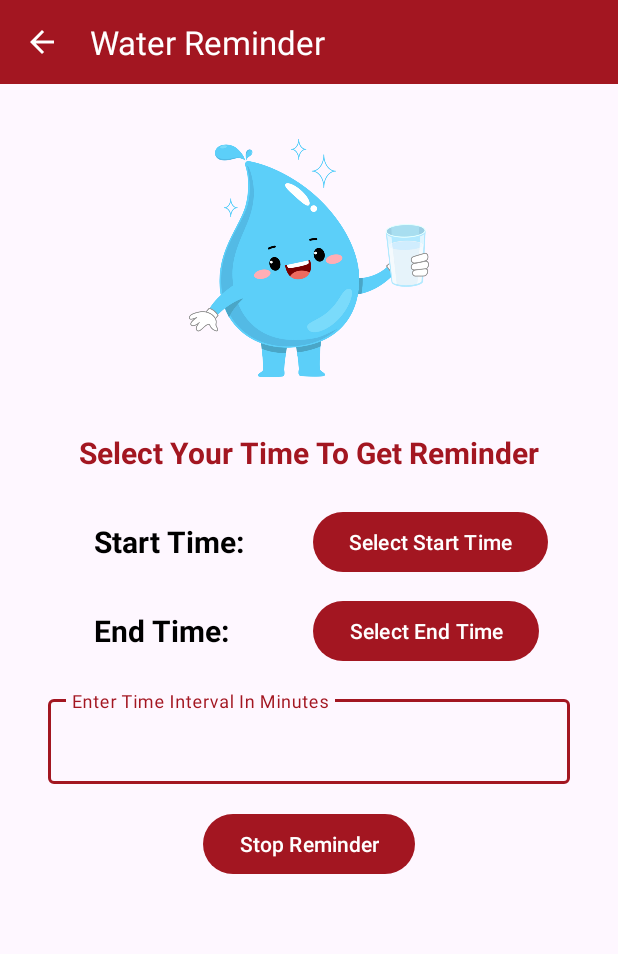
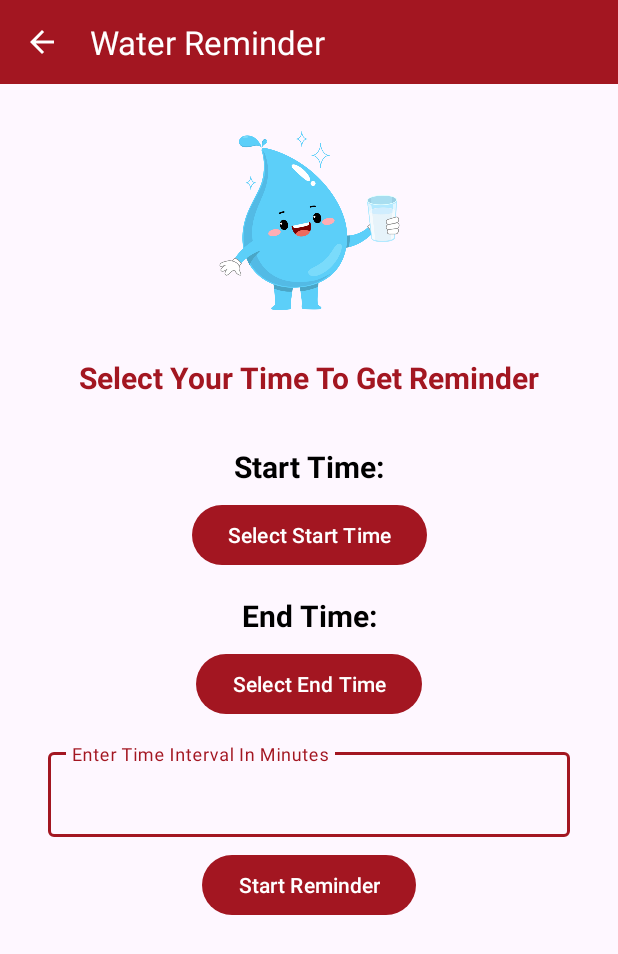
Before and after one commit to sagar727/bodyworks, an Android app: the WaterReminderActivity screen opened directly, with no data from a screen before it, after a tap on "Start Reminder", on a phone screen of 412 x 824 dp. Shown: the top 954 px of the screen. Run offline under Robolectric (Android 15) with nearby library versions, the phone set to English and light mode, and no system bars.

Commit message:
Water Reminder Language Display Bug Fixed, Start Reminder Button Crash When Start Time, End Time and Interval Not Selected Bug Fixed.

```diff
--- a/app/src/main/java/com/example/bodyworks/views/waterReminder/WaterReminderActivity.kt
+++ b/app/src/main/java/com/example/bodyworks/views/waterReminder/WaterReminderActivity.kt
@@ -15,6 +15,7 @@
 import android.provider.Settings
 import android.widget.Button
 import android.widget.TextView
+import android.widget.Toast
 import androidx.appcompat.app.AppCompatActivity
 import androidx.core.app.ActivityCompat
 import androidx.core.app.NotificationCompat
@@ -51,6 +52,9 @@
     private val reminderEndHourKey = "reminderEndHour"
     private val reminderEndMinuteKey = "reminderEndMinute"
     private val intervalKey = "interval"
+
+    private var isStartTimeSelected = false
+    private var isEndTimeSelected = false
 
     companion object {
         const val MY_PERMISSIONS_REQUEST_SEND_NOTIFICATION = 1001
@@ -101,6 +105,16 @@
         }
 
         btnStartReminder.setOnClickListener {
+            // Opening notification settings if notifications are off
+            if (!isNotificationEnabled()) {
+                Toast.makeText(
+                    applicationContext,
+                    "Please Allow App To Send Notifications",
+                    Toast.LENGTH_SHORT
+                ).show()
+                openNotificationSettings()
+            } else {
+                if (isStartTimeSelected && isEndTimeSelected) {
                     if (Build.VERSION.SDK_INT >= Build.VERSION_CODES.O) {
                         if (ContextCompat.checkSelfPermission(
                                 this,
@@ -118,36 +132,38 @@
                             // Permission has already been granted
                             // Proceed with sending the notification
                             if (!isReminderSet()) {
-                        savePreferences()
                                 scheduleNotification()
-                        updateButton()
                             } else {
                                 cancelNotification()
-                        clearPreferences()
-                        updateButton()
                             }
                         }
                     } else {
                         // For devices running on lower API levels, no explicit permission is required
                         if (!isReminderSet()) {
-                    savePreferences()
                             scheduleNotification()
-                    updateButton()
                         } else {
                             cancelNotification()
-                    clearPreferences()
-                    updateButton()
                         }
                     }
-
-            // Opening notification settings if notifications are off
-            if (!isNotificationEnabled()) {
-                openNotificationSettings()
+                } else {
+                    Toast.makeText(
+                        applicationContext,
+                        "Please Select Start Time And End Time To Set Reminder",
+                        Toast.LENGTH_SHORT
+                    ).show()
+                }
             }
         }
     }
 
     private fun scheduleNotification() {
+        if(timeIntervalInputTxt.text.toString() != "" &&  timeIntervalInputTxt.text.toString() != "0" && timeIntervalInputTxt.text.toString().toInt() > 0) {
+            //Saving Preferences
+            savePreferences()
+
+            //Updating Button To Stop Reminder
+            updateButton()
+
             val manager: AlarmManager = getSystemService(Context.ALARM_SERVICE) as AlarmManager
             val calendar = Calendar.getInstance()
             val currentTime = Calendar.getInstance()
@@ -175,15 +191,23 @@
             endTimeCalendar.set(Calendar.SECOND, 0)
 
             if (endTimeCalendar.before(currentTime)) {
-            endTimeCalendar.add(Calendar.DATE, 1) // Set to next day if time has already passed today
+                endTimeCalendar.add(
+                    Calendar.DATE,
+                    1
+                ) // Set to next day if time has already passed today
             }
 
             manager.set(AlarmManager.RTC_WAKEUP, endTimeCalendar.timeInMillis, endAlarmPendingIntent)
+        }else {
+            Toast.makeText(applicationContext, "Please Select Valid Time Interval In Minutes", Toast.LENGTH_SHORT).show()
+            updateButton()
+        }
     }
 
 
     private fun isNotificationEnabled(): Boolean {
-        val notificationManager = getSystemService(Context.NOTIFICATION_SERVICE) as NotificationManager
+        val notificationManager =
+            getSystemService(Context.NOTIFICATION_SERVICE) as NotificationManager
 
         return if (Build.VERSION.SDK_INT >= Build.VERSION_CODES.O) {
             notificationManager.areNotificationsEnabled()
@@ -195,9 +219,15 @@
             )
             val opPostNotificationValue = appOpsClass.getDeclaredField("OP_POST_NOTIFICATION")
             val value = opPostNotificationValue.get(Int::class.java) as Int
-            checkOpNoThrowMethod.invoke(appOps, value, this.applicationInfo.uid, this.packageName) as Int == AppOpsManager.MODE_ALLOWED
+            checkOpNoThrowMethod.invoke(
+                appOps,
+                value,
+                this.applicationInfo.uid,
+                this.packageName
+            ) as Int == AppOpsManager.MODE_ALLOWED
         }
     }
+
     private fun openNotificationSettings() {
         val intent = Intent()
         when {
@@ -205,11 +235,13 @@
                 intent.action = Settings.ACTION_APP_NOTIFICATION_SETTINGS
                 intent.putExtra(Settings.EXTRA_APP_PACKAGE, packageName)
             }
+
             Build.VERSION.SDK_INT >= Build.VERSION_CODES.LOLLIPOP -> {
                 intent.action = "android.settings.APP_NOTIFICATION_SETTINGS"
                 intent.putExtra("app_package", packageName)
                 intent.putExtra("app_uid", applicationInfo.uid)
             }
+
             else -> {
                 intent.action = Settings.ACTION_APPLICATION_DETAILS_SETTINGS
                 intent.addCategory(Intent.CATEGORY_DEFAULT)
@@ -238,10 +270,12 @@
                 txtViewStartTime.text = "$hour:$minute"
                 reminderStartHour = picker.hour
                 reminderStartMinute = picker.minute
+                isStartTimeSelected = true
             } else {
                 txtViewEndTime.text = "$hour:$minute"
                 reminderEndHour = picker.hour
                 reminderEndMinute = picker.minute
+                isEndTimeSelected = true
             }
         }
     }
@@ -275,17 +309,25 @@
             reminderEndMinute = sharedPreferences.getInt(reminderEndMinuteKey, 0)
             timeIntervalInputTxt.setText(sharedPreferences.getString(intervalKey, ""))
 
-            if(reminderStartHour != 0){
-                var startHour: String = if (reminderStartHour <= 9) "0$reminderEndHour" else "$reminderEndHour"
-                var endHour: String = if (reminderEndHour <= 9) "0$reminderEndHour" else "$reminderEndHour"
-                var startMinute: String = if (reminderStartMinute <= 9) "0$reminderStartMinute" else "$reminderStartMinute"
-                var endMinute: String = if (reminderEndMinute <= 9) "0$reminderEndMinute" else "$reminderEndMinute"
+            if (reminderStartHour != 0) {
+                var startHour: String =
+                    if (reminderStartHour <= 9) "0$reminderEndHour" else "$reminderEndHour"
+                var endHour: String =
+                    if (reminderEndHour <= 9) "0$reminderEndHour" else "$reminderEndHour"
+                var startMinute: String =
+                    if (reminderStartMinute <= 9) "0$reminderStartMinute" else "$reminderStartMinute"
+                var endMinute: String =
+                    if (reminderEndMinute <= 9) "0$reminderEndMinute" else "$reminderEndMinute"
 
                 txtViewStartTime.text = "$startHour:$startMinute"
                 txtViewEndTime.text = "$endHour:$endMinute"
-            }else {
+                isStartTimeSelected = true
+                isEndTimeSelected = true
+            } else {
                 txtViewStartTime.text = "Start Time: "
                 txtViewEndTime.text = "End Time: "
+                isStartTimeSelected = false
+                isEndTimeSelected = false
             }
         }
     }
@@ -299,6 +341,16 @@
     }
 
     private fun cancelNotification() {
+        //Clearing Preferences
+        clearPreferences()
+        //Updating Button To Start Reminder
+        updateButton()
+
+        //Resetting TextViews as Default
+        txtViewStartTime.text = "Start Time: "
+        txtViewEndTime.text = "End Time: "
+        timeIntervalInputTxt.setText("")
+
         val manager: AlarmManager = getSystemService(Context.ALARM_SERVICE) as AlarmManager
         manager.cancel(startAlarmPendingIntent)
         manager.cancel(endAlarmPendingIntent)
--- a/app/src/main/res/layout/activity_water_reminder.xml
+++ b/app/src/main/res/layout/activity_water_reminder.xml
@@ -22,20 +22,24 @@
 
     <ImageView
         android:id="@+id/imageView"
-        android:layout_width="200dp"
-        android:layout_height="200dp"
+        android:layout_width="150dp"
+        android:layout_height="150dp"
         android:layout_marginTop="16dp"
         app:layout_constraintEnd_toEndOf="parent"
         app:layout_constraintStart_toStartOf="parent"
         app:layout_constraintTop_toBottomOf="@+id/waterReminderToolbar"
+        android:contentDescription="@string/water_drop_with_glass_image"
         app:srcCompat="@drawable/water_reminder" />
 
     <TextView
         android:id="@+id/txtViewWaterReminderTime"
-        android:layout_width="wrap_content"
+        android:layout_width="0dp"
         android:layout_height="wrap_content"
+        android:layout_marginStart="16dp"
         android:layout_marginTop="16dp"
+        android:layout_marginEnd="16dp"
         android:text="@string/get_reminder_title"
+        android:textAlignment="center"
         android:textColor="@color/primary"
         android:textSize="20sp"
         android:textStyle="bold"
@@ -47,14 +51,12 @@
         android:id="@+id/txtViewStartTime"
         android:layout_width="wrap_content"
         android:layout_height="wrap_content"
-        android:layout_marginStart="16dp"
         android:layout_marginTop="32dp"
         android:text="@string/start_time"
         android:textColor="@color/black"
         android:textSize="20sp"
         android:textStyle="bold"
-        app:layout_constraintEnd_toStartOf="@+id/btnStartTime"
-        app:layout_constraintHorizontal_bias="0.5"
+        app:layout_constraintEnd_toEndOf="parent"
         app:layout_constraintStart_toStartOf="parent"
         app:layout_constraintTop_toBottomOf="@+id/txtViewWaterReminderTime" />
 
@@ -62,33 +64,34 @@
         android:id="@+id/txtViewEndTime"
         android:layout_width="wrap_content"
         android:layout_height="wrap_content"
-        android:layout_marginTop="32dp"
+        android:layout_marginTop="16dp"
         android:text="@string/end_time"
         android:textColor="@color/black"
         android:textSize="20sp"
         android:textStyle="bold"
-        app:layout_constraintStart_toStartOf="@+id/txtViewStartTime"
-        app:layout_constraintTop_toBottomOf="@+id/txtViewStartTime" />
+        app:layout_constraintEnd_toEndOf="parent"
+        app:layout_constraintStart_toStartOf="parent"
+        app:layout_constraintTop_toBottomOf="@+id/btnStartTime" />
 
     <Button
         android:id="@+id/btnStartTime"
         android:layout_width="wrap_content"
         android:layout_height="wrap_content"
+        android:layout_marginTop="8dp"
         android:text="@string/select_start_time"
-        app:layout_constraintBottom_toBottomOf="@+id/txtViewStartTime"
         app:layout_constraintEnd_toEndOf="parent"
-        app:layout_constraintHorizontal_bias="0.5"
-        app:layout_constraintStart_toEndOf="@+id/txtViewStartTime"
-        app:layout_constraintTop_toTopOf="@+id/txtViewStartTime" />
+        app:layout_constraintStart_toStartOf="parent"
+        app:layout_constraintTop_toBottomOf="@+id/txtViewStartTime" />
 
     <Button
         android:id="@+id/btnEndTime"
         android:layout_width="wrap_content"
         android:layout_height="wrap_content"
+        android:layout_marginTop="8dp"
         android:text="@string/select_end_time"
-        app:layout_constraintBottom_toBottomOf="@+id/txtViewEndTime"
-        app:layout_constraintStart_toStartOf="@+id/btnStartTime"
-        app:layout_constraintTop_toTopOf="@+id/txtViewEndTime" />
+        app:layout_constraintEnd_toEndOf="parent"
+        app:layout_constraintStart_toStartOf="parent"
+        app:layout_constraintTop_toBottomOf="@+id/txtViewEndTime" />
 
     <com.google.android.material.textfield.TextInputLayout
         android:id="@+id/qtyTextLayout"
@@ -106,16 +109,16 @@
             android:id="@+id/timeIntervalInputTxt"
             android:layout_width="match_parent"
             android:layout_height="wrap_content"
-            android:textColorHint="@color/primary"
+            android:digits="0123456789"
             android:inputType="number"
-            android:digits="0123456789"/>
+            android:textColorHint="@color/primary" />
     </com.google.android.material.textfield.TextInputLayout>
 
     <Button
         android:id="@+id/btnStartReminder"
         android:layout_width="wrap_content"
         android:layout_height="wrap_content"
-        android:layout_marginTop="16dp"
+        android:layout_marginTop="8dp"
         android:text="@string/start_reminder"
         app:layout_constraintEnd_toEndOf="parent"
         app:layout_constraintStart_toStartOf="parent"
--- a/app/src/main/res/values/strings.xml
+++ b/app/src/main/res/values/strings.xml
@@ -434,5 +434,6 @@
     <string name="total_calories_0">Total Calories: 0</string>
     <string name="calorie_tracker">Calorie Tracker</string>
     <string name="diet_meal_plans">Diet Meal Plans</string>
+    <string name="water_drop_with_glass_image">Water Drop With Glass Image</string>
 
 </resources>
```
Lines whose indentation alone changed are shown as unchanged.
